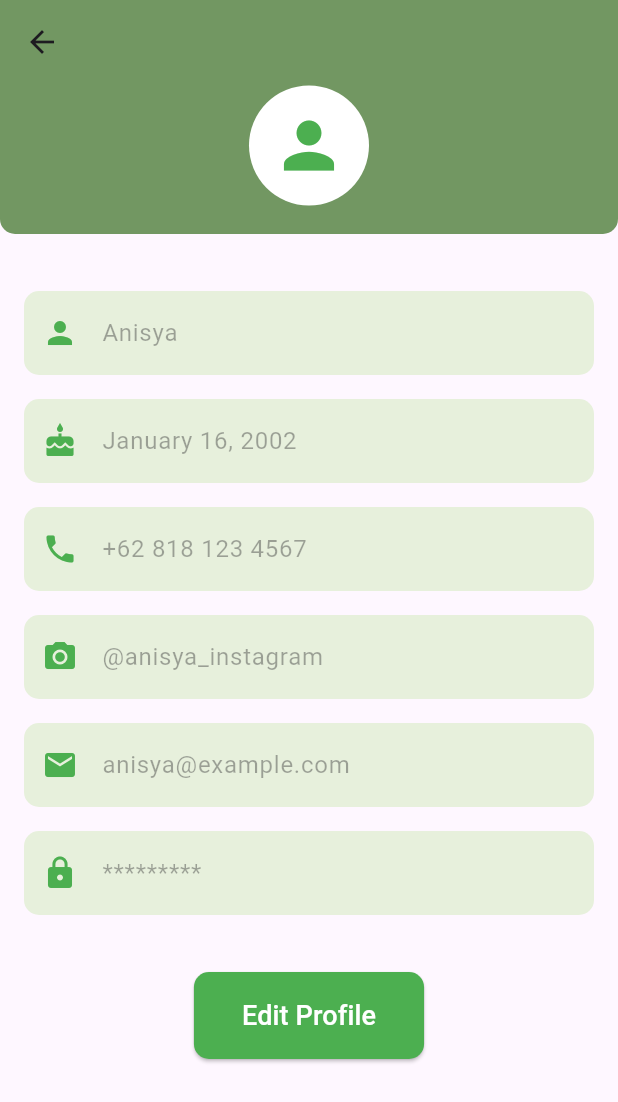
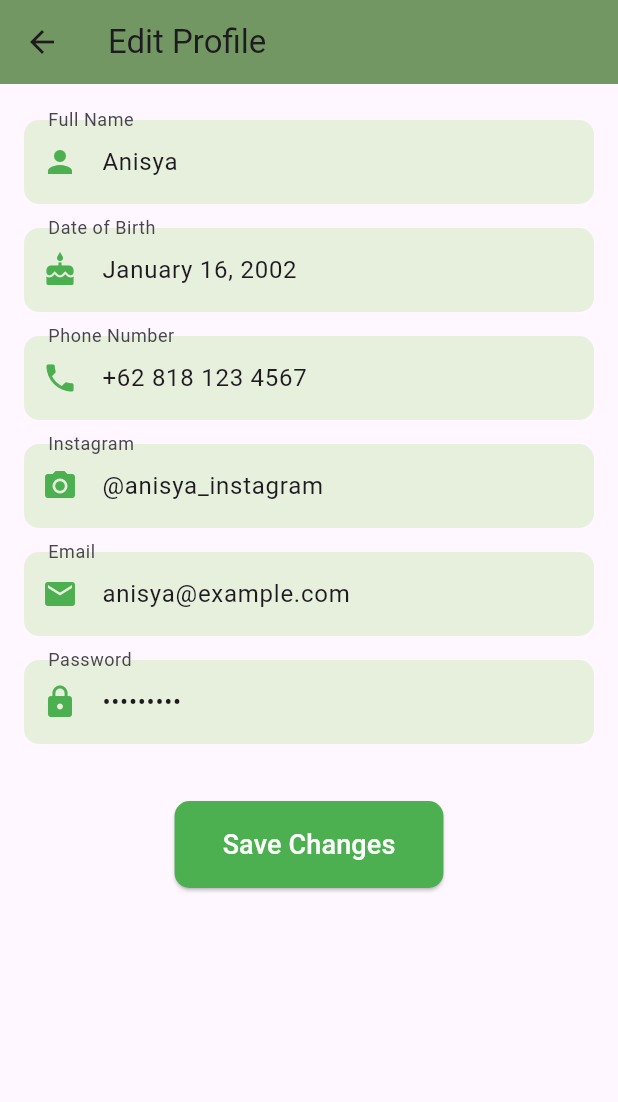
Before and after one commit to anisaaindraa/frontend-papb, a Flutter app: the ProfilePage screen opened directly, after a tap on "Edit Profile", on a phone screen of 412 x 824 dp. Shown: the top 1102 px of the screen. Run offline on Flutter 3.47's test engine with Material 3 defaults, Android fonts, the light colour scheme and no system bars; network calls fail.

Commit message:
modified detail fav page, modified fav page, modified profile page, added edit profile page

```diff
--- a/lib/detail_fav.dart
+++ b/lib/detail_fav.dart
@@ -45,7 +45,7 @@ class _DetailFavPageState extends State<DetailFavPage> {
         title: Text(widget.word, style: const TextStyle(color: Colors.black)),
         backgroundColor: ColorPalette.secondaryBackgroundColor,
       ),
-      backgroundColor: Colors.white70,
+      backgroundColor: Colors.white,
       body: _isLoading
           ? const Center(child: CircularProgressIndicator())
           : _wordDetail != null
--- /dev/null
+++ b/lib/edit_profile.dart
@@ -0,0 +1,129 @@
+import 'package:flutter/material.dart';
+import 'package:flutter_application_1/utils.dart';
+
+class EditProfilePage extends StatefulWidget {
+  const EditProfilePage({super.key});
+
+  @override
+  _EditProfilePageState createState() => _EditProfilePageState();
+}
+
+class _EditProfilePageState extends State<EditProfilePage> {
+  final TextEditingController _nameController = TextEditingController();
+  final TextEditingController _dobController = TextEditingController();
+  final TextEditingController _phoneController = TextEditingController();
+  final TextEditingController _instagramController = TextEditingController();
+  final TextEditingController _emailController = TextEditingController();
+  final TextEditingController _passwordController = TextEditingController();
+
+  @override
+  void initState() {
+    super.initState();
+    // Set initial values here
+    _nameController.text = 'Anisya';
+    _dobController.text = 'January 16, 2002';
+    _phoneController.text = '+62 818 123 4567';
+    _instagramController.text = '@anisya_instagram';
+    _emailController.text = 'anisya@example.com';
+    _passwordController.text = '*********';
+  }
+
+  @override
+  void dispose() {
+    _nameController.dispose();
+    _dobController.dispose();
+    _phoneController.dispose();
+    _instagramController.dispose();
+    _emailController.dispose();
+    _passwordController.dispose();
+    super.dispose();
+  }
+
+  @override
+  Widget build(BuildContext context) {
+    return Scaffold(
+      appBar: AppBar(
+        backgroundColor: ColorPalette.secondaryBackgroundColor,
+        title: const Text('Edit Profile'),
+        leading: IconButton(
+          icon: const Icon(Icons.arrow_back),
+          onPressed: () {
+            Navigator.pop(context);
+          },
+        ),
+      ),
+      body: SingleChildScrollView(
+        child: Padding(
+          padding: const EdgeInsets.all(16.0),
+          child: Column(
+            children: [
+              _buildTextField(
+                  Icons.person, 'Full Name', _nameController, false),
+              _buildTextField(
+                  Icons.cake, 'Date of Birth', _dobController, false),
+              _buildTextField(
+                  Icons.phone, 'Phone Number', _phoneController, false),
+              _buildTextField(
+                  Icons.camera_alt, 'Instagram', _instagramController, false),
+              _buildTextField(Icons.email, 'Email', _emailController, false),
+              _buildTextField(
+                  Icons.lock, 'Password', _passwordController, true),
+              const SizedBox(height: 30),
+              _buildSaveButton(context),
+            ],
+          ),
+        ),
+      ),
+    );
+  }
+
+  // Widget untuk membuat TextField
+  Widget _buildTextField(IconData icon, String label,
+      TextEditingController controller, bool isPassword) {
+    return Padding(
+      padding: const EdgeInsets.symmetric(vertical: 8.0),
+      child: TextField(
+        controller: controller,
+        obscureText: isPassword,
+        decoration: InputDecoration(
+          prefixIcon: Icon(icon, color: Colors.green),
+          labelText: label,
+          filled: true,
+          fillColor: ColorPalette.thirdBackgroundColor,
+          border: OutlineInputBorder(
+            borderRadius: BorderRadius.circular(10),
+            borderSide: BorderSide.none,
+          ),
+        ),
+      ),
+    );
+  }
+
+  // Tombol Save untuk menyimpan perubahan
+  Widget _buildSaveButton(BuildContext context) {
+    return ElevatedButton(
+      onPressed: () {
+        // Tambahkan logika untuk menyimpan perubahan profil di sini
+        // Contoh: validasi dan pengiriman data ke server
+        ScaffoldMessenger.of(context).showSnackBar(
+          const SnackBar(content: Text('Profile updated successfully!')),
+        );
+        Navigator.pop(context);
+      },
+      style: ElevatedButton.styleFrom(
+        backgroundColor: Colors.green,
+        shape: RoundedRectangleBorder(
+          borderRadius: BorderRadius.circular(10),
+        ),
+        padding: const EdgeInsets.symmetric(vertical: 16, horizontal: 32),
+      ),
+      child: const Text(
+        'Save Changes',
+        style: TextStyle(
+          fontSize: 18,
+          color: Colors.white,
+        ),
+      ),
+    );
+  }
+}
--- a/lib/favorites_page.dart
+++ b/lib/favorites_page.dart
@@ -49,7 +49,7 @@ class _FavoritesPageState extends State<FavoritesPage> {
         title: const Text('Favorites'),
         backgroundColor: ColorPalette.secondaryBackgroundColor,
       ),
-      backgroundColor: Colors.white70,
+      backgroundColor: Colors.white,
       body: (widget.favoriteWords != null && widget.favoriteWords!.isNotEmpty)
           ? ListView.builder(
               padding: const EdgeInsets.all(10.0),
--- a/lib/profile_page.dart
+++ b/lib/profile_page.dart
@@ -1,6 +1,7 @@
 import 'package:flutter/material.dart';
+import 'package:flutter_application_1/edit_profile.dart';
 import 'package:flutter_application_1/utils.dart';
-// import 'package:flutter_application_1/home_page.dart'; // Pastikan ini diimport agar HomePage dikenali
+import 'package:flutter_application_1/login_page.dart'; // Import halaman login
 
 class ProfilePage extends StatelessWidget {
   const ProfilePage({super.key});
@@ -11,13 +12,24 @@ class ProfilePage extends StatelessWidget {
       appBar: AppBar(
         backgroundColor:
             ColorPalette.secondaryBackgroundColor, // Warna hijau sesuai tema
-        leading: IconButton(
-          icon: const Icon(Icons.arrow_back),
-          onPressed: () {
-            Navigator.pop(
-                context); // Navigasi kembali ke halaman sebelumnya (HomePage)
-          },
-        ),
+        actions: [
+          IconButton(
+            icon: const Icon(
+              Icons.logout,
+              color: ColorPalette
+                  .errorColor, // Menggunakan color untuk mengatur warna ikon
+            ),
+            onPressed: () {
+              // Navigasi ke halaman login dan hapus semua rute sebelumnya
+              Navigator.pushAndRemoveUntil(
+                context,
+                MaterialPageRoute(builder: (context) => const LoginPage()),
+                (Route<dynamic> route) =>
+                    false, // Menghapus semua rute sebelumnya
+              );
+            },
+          ),
+        ],
       ),
       body: SingleChildScrollView(
         child: Column(
@@ -120,7 +132,10 @@ class ProfilePage extends StatelessWidget {
   Widget _buildEditButton(BuildContext context) {
     return ElevatedButton(
       onPressed: () {
-        // Logika untuk edit profil
+        Navigator.push(
+          context,
+          MaterialPageRoute(builder: (context) => const EditProfilePage()),
+        );
       },
       style: ElevatedButton.styleFrom(
         backgroundColor: Colors.green,
```
